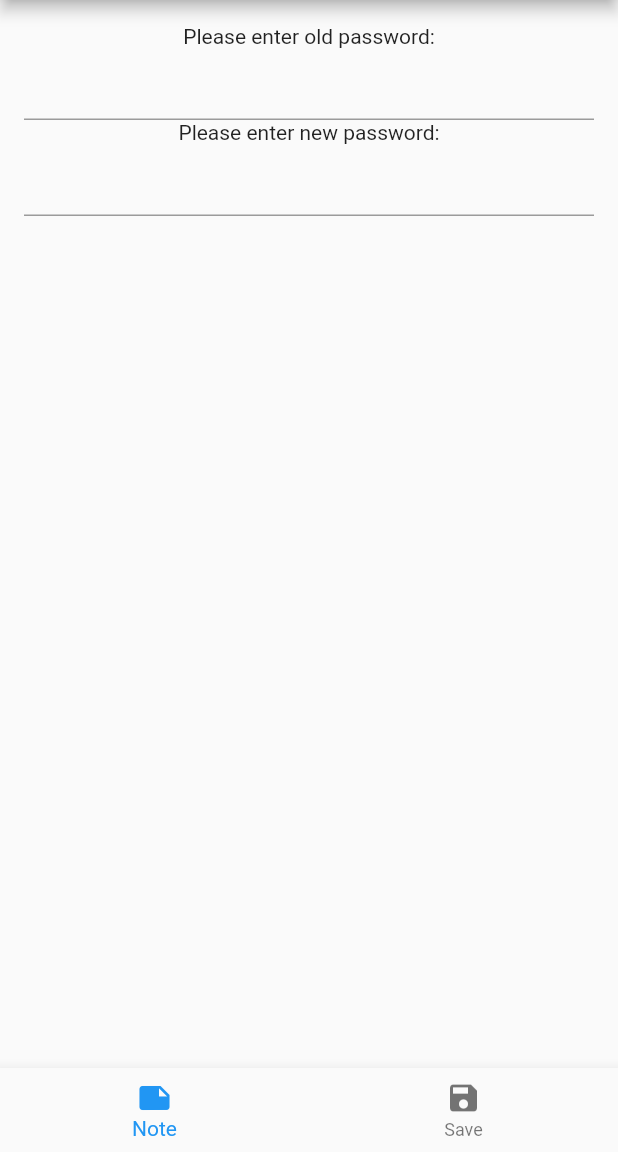
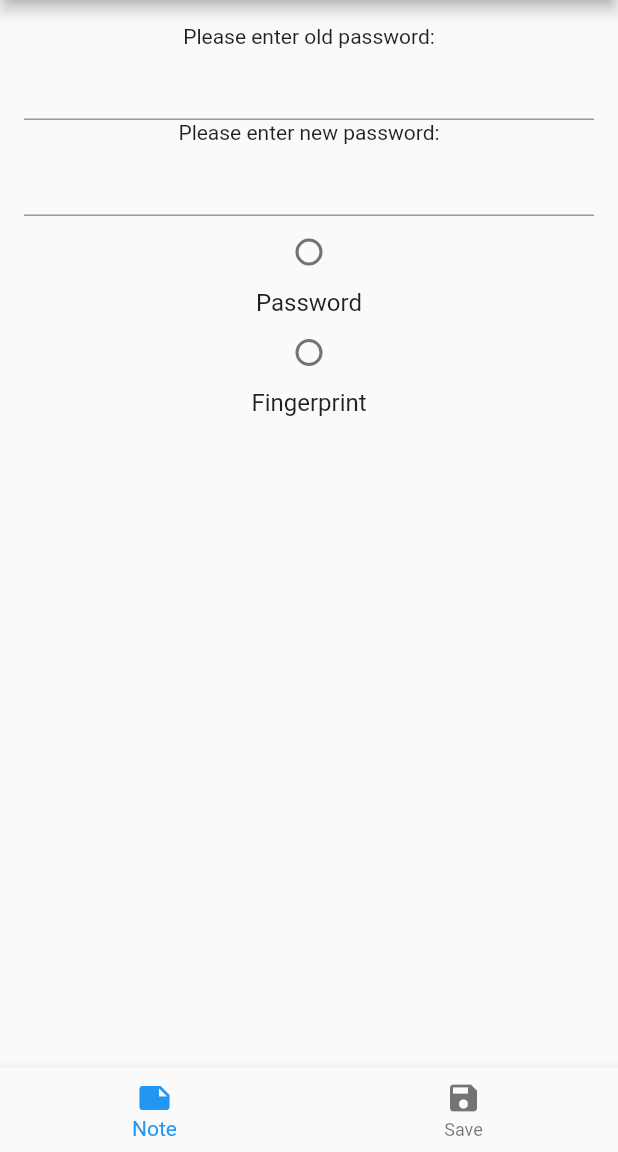
Before and after one commit to deadsmond/FlatApp, a Flutter app: the PasswordRoute screen opened directly, on a phone screen of 412 x 824 dp, the part 84-1236 px from its top. Run offline on Flutter 3.47's test engine with Material 2 defaults, Android fonts, the phone set to English and light mode, and no system bars; our stand-ins replace flushbar, flutter_secure_storage, fluttertoast, local_auth; missing offline and left inert: encrypt, password; accounts and stored records are empty.

Commit message:
general update

```diff
--- a/lib/resources/routes/NoteRoute.dart
+++ b/lib/resources/routes/NoteRoute.dart
@@ -68,7 +68,7 @@ class _FlatAppMainState extends State<FlatApp> {
   // load content from file
   void _loadContent(){
     try {
-      widget.storageContent.readContent().then((String value) {
+      widget.storageContent.readContent('note_content').then((String value) {
           setState(() {
               _content = value;
               _textController.text = value;
@@ -87,7 +87,7 @@ class _FlatAppMainState extends State<FlatApp> {
     _changeContent();
 
     // save content to file
-    widget.storageContent.writeContent(_content);
+    widget.storageContent.writeContent('note_content', _content);
   }
 
   //---------------------------- MAIN WIDGET -----------------------------------
--- a/lib/resources/routes/PasswordRoute.dart
+++ b/lib/resources/routes/PasswordRoute.dart
@@ -1,7 +1,10 @@
-import 'package:flutter/material.dart';
 import '../storages/PasswordStorage.dart';
+import '../storages/ContentStorage.dart';
+
 import 'package:flushbar/flushbar.dart';
 import 'package:flutter/services.dart';
+import 'package:flutter/material.dart';
+import 'package:fluttertoast/fluttertoast.dart';
 
 //==============================================================================
 // FlatApp password view, operating password manipulation
@@ -27,12 +30,36 @@ class _PasswordRouteState extends State<PasswordRoute> {
   final _textControllerOld = TextEditingController();
   final _textControllerNew = TextEditingController();
 
+  ContentStorage _storage = ContentStorage();
+  int _radioValue = -1;
+
   @override
   void dispose() {
     // Clean up the controller when the widget is removed from the widget tree.
     _textControllerOld.dispose();
     _textControllerNew.dispose();
     super.dispose();
+  }
+
+  void _handleRadioValueChange(int value) {
+    setState(() {
+      _radioValue = value;
+
+      switch (_radioValue) {
+        case 1:
+          _storage.writeContent('authentication', 'password');
+          print(_storage.readContent('authentication'));
+          Fluttertoast.showToast(msg: 'Set authentication to password',
+              toastLength: Toast.LENGTH_SHORT);
+          break;
+        case 2:
+          ContentStorage _storage = ContentStorage();
+          _storage.writeContent('authentication', 'fingerprint');
+          Fluttertoast.showToast(msg: 'Set authentication to fingerprint',
+              toastLength: Toast.LENGTH_SHORT);
+          break;
+      }
+    });
   }
 
   //---------------------------- MAIN WIDGET -----------------------------------
@@ -69,8 +96,28 @@ class _PasswordRouteState extends State<PasswordRoute> {
               // hide text input (replace it with dots)
               obscureText: true,
             ),
-          ],
-        ),
+              new Radio(
+                value: 1,
+                groupValue: _radioValue,
+                onChanged: _handleRadioValueChange,
+              ),
+              new Text(
+                'Password',
+                style: new TextStyle(
+                  fontSize: 16.0,
+                ),
+              ),
+              new Radio(
+                value: 2,
+                groupValue: _radioValue,
+                onChanged: _handleRadioValueChange,
+              ),
+              new Text(
+                'Fingerprint',
+                style: new TextStyle(fontSize: 16.0),
+              ),
+            ],
+          ),
       ),
       bottomNavigationBar: BottomNavigationBar(
           items: const <BottomNavigationBarItem>[
--- a/pubspec.yaml
+++ b/pubspec.yaml
@@ -1,6 +1,6 @@
 name: flatapp
 description: A new Flutter project.
-author: Adam Lewicki
+author: Adam
 
 # The following defines the version and build number for your application.
 # A version number is three numbers separated by dots, like 1.2.43
@@ -29,6 +29,7 @@ dependencies:
   flushbar: ^1.9.0
   local_auth: ^0.6.0
   encrypt: ^3.3.1
+  fluttertoast: ^3.1.3
 
   # The following adds the Cupertino Icons font to your application.
   # Use with the CupertinoIcons class for iOS style icons.
```
Also changed, not shown: lib/resources/routes/FingerprintRoute.dart (+42 -4 lines), lib/resources/routes/LoginRoute.dart (+34 -3 lines), lib/resources/storages/ContentStorage.dart (+5 -13 lines), lib/resources/storages/Cryptographer.dart (deleted, +0 -37 lines), lib/resources/storages/FingerprintStorage.dart (+17 -4 lines), lib/resources/storages/SecureStorage.dart (+17 -2 lines), pubspec.lock.
